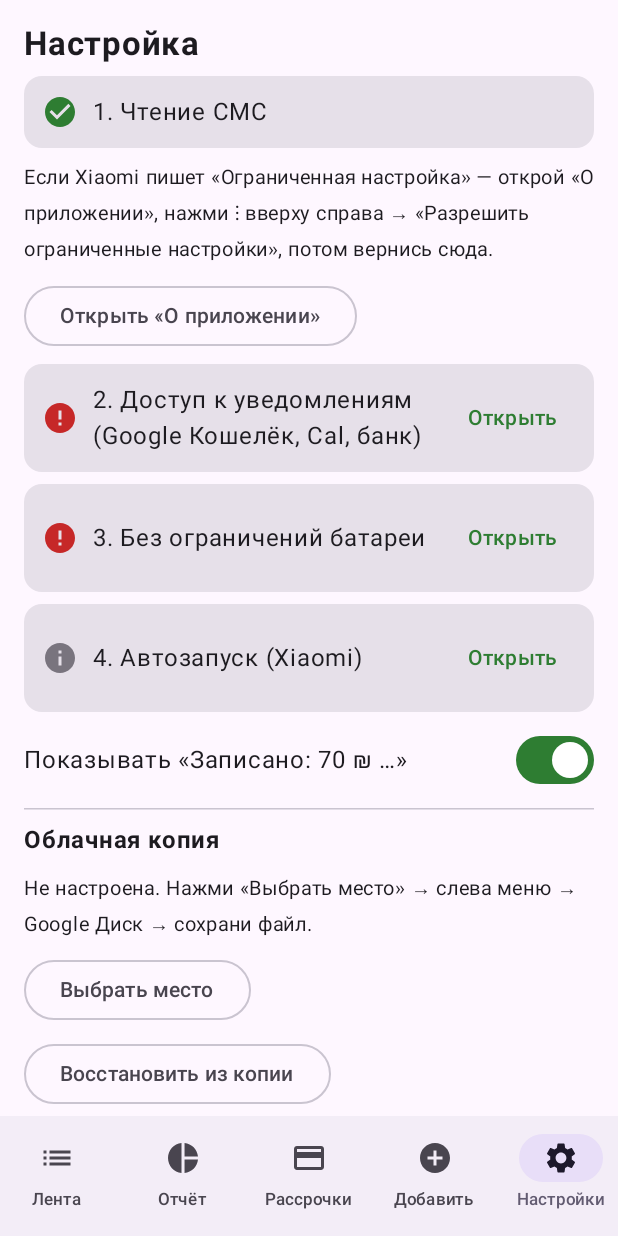
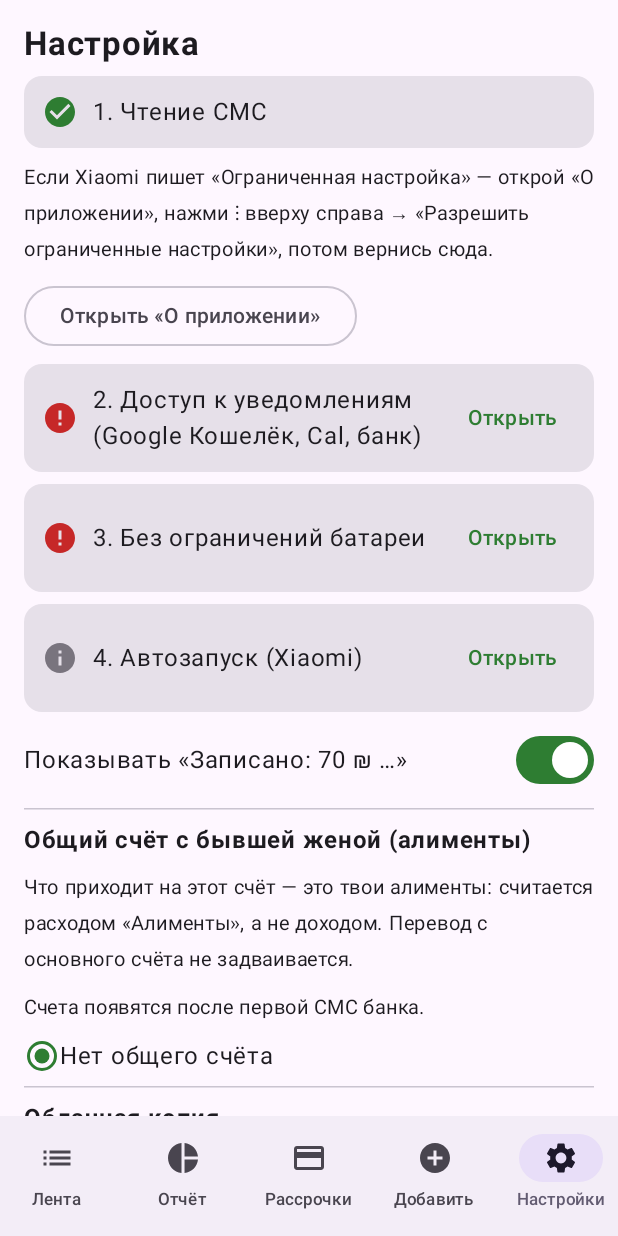
Before and after one commit to ShakhovAlexey/finance, an Android app built with Jetpack Compose: the screen it shows after launch (MainActivity), item 5 of the bottom bar chosen, on a phone screen of 412 x 824 dp. Run offline under Robolectric (Android 15) with nearby library versions, the phone set to English and light mode, and no system bars; libraries missing offline, so code that uses them is left out: com.tom_roush.pdfbox; pictures from the network do not load.

Commit message:
Алименты: поступления на общий счёт — расход «Алименты», перевод с основного счёта не задваивается; «Остаток с дохода» в Ленте; выбор общего счёта в Настройках
Co-Authored-By: Claude Opus 5.5 <noreply@anthropic.com>
Claude-Session: https://claude.ai/code/session_01AvpSdAuDHP3qvAhMHUoje3

```diff
--- a/app/src/main/java/com/shakhov/finance/Importers.kt
+++ b/app/src/main/java/com/shakhov/finance/Importers.kt
@@ -309,19 +309,46 @@ object Importers {
     }
 }
 
-/** Money moved between own accounts: a "העברה" debit on one account and an equal credit on another the same day. */
+/**
+ * Money moved between own accounts.
+ * The joint account with the ex-wife (chosen in Settings) is special: money that lands there is alimony — an expense —
+ * and the matching "העברה" debit from the main account is then just a transfer (counted once).
+ */
 object Transfers {
+    const val ALIMONY = "Алименты"
+    const val ALIMONY_RU = "Алименты (на общий счёт)"
+
+    fun joint(ctx: Context) = Prefs.get(ctx).getString("jointAccount", "") ?: ""
+
+    fun isCredit(t: Tx) = t.card.isEmpty() && (t.type == Types.INCOME || t.raw.contains("זוכה") || t.raw.contains("זיכוי") || t.category == ALIMONY)
+
     fun link(ctx: Context) {
         val db = Db.get(ctx)
-        val since = System.currentTimeMillis() - 120 * Db.DAY
-        val incomes = db.query("type=? AND ts>? AND category='Поступления'", arrayOf(Types.INCOME, since.toString()))
-        val outs = db.query("type=? AND ts>?", arrayOf(Types.EXPENSE, since.toString()))
-            .filter { it.card.isEmpty() && (it.merchant.contains("העברה") || it.raw.contains("הועבר מחשבונך")) }
-        incomes.forEach { inc ->
-            val o = outs.firstOrNull { abs(it.amount - inc.amount) < 0.005 && abs(it.ts - inc.ts) <= Db.DAY + Db.DAY / 2 && (it.account.isEmpty() || it.account != inc.account) && it.type == Types.EXPENSE }
+        val joint = joint(ctx)
+        val since = System.currentTimeMillis() - 400 * Db.DAY
+        // 1) credits to the joint account → alimony expense
+        if (joint.isNotEmpty()) db.query("account=? AND ts>? AND type IN (?,?,?)", arrayOf(joint, since.toString(), Types.INCOME, Types.TRANSFER, Types.EXPENSE))
+            .filter { isCredit(it) && it.category != "Зарплата" }
+            .forEach { it.type = Types.EXPENSE; it.category = ALIMONY; if (it.merchantRu.isEmpty() || it.merchantRu == "Перевод между счетами") it.merchantRu = ALIMONY_RU; db.update(it) }
+        // 2) the debit side of a move between own accounts
+        val outs = db.query("ts>? AND type IN (?,?)", arrayOf(since.toString(), Types.EXPENSE, Types.TRANSFER))
+            .filter { it.card.isEmpty() && it.category != ALIMONY && (it.merchant.contains("העברה") || it.raw.contains("הועבר מחשבונך")) }
+        val credits = db.query("ts>? AND card='' AND account!='' AND (category=? OR (type=? AND category='Поступления') OR category='Перевод между счетами')",
+            arrayOf(since.toString(), ALIMONY, Types.INCOME))
+        credits.forEach { c ->
+            val o = outs.firstOrNull { abs(it.amount - c.amount) < 0.005 && abs(it.ts - c.ts) <= Db.DAY + Db.DAY / 2 && it.id != c.id && (it.account.isEmpty() || it.account != c.account) }
                 ?: return@forEach
-            listOf(inc, o).forEach { it.type = Types.TRANSFER; it.category = "Перевод между счетами"; db.update(it) }
+            o.type = Types.TRANSFER; o.category = "Перевод между счетами"; db.update(o)
+            if (c.category != ALIMONY) { c.type = Types.TRANSFER; c.category = "Перевод между счетами"; db.update(c) }
         }
         db.changed()
     }
+
+    /** Accounts seen in balances or operations — for the joint-account picker. */
+    fun accounts(ctx: Context): List<String> {
+        val db = Db.get(ctx)
+        val l = db.balances().map { it.first }.toMutableSet()
+        db.readableDatabase.rawQuery("SELECT DISTINCT account FROM tx WHERE account!=''", null).use { c -> while (c.moveToNext()) l += c.getString(0) }
+        return l.filter { it != "Счёт" }.sorted()
+    }
 }
--- a/app/src/main/java/com/shakhov/finance/Ingest.kt
+++ b/app/src/main/java/com/shakhov/finance/Ingest.kt
@@ -123,7 +123,8 @@ object Ingest {
         }
         val (saved, isNew) = Db.get(ctx).addOrMerge(t)
         if (!isNew) return null
-        if (saved.type == Types.INCOME && saved.account.isNotEmpty()) Transfers.link(ctx)
+        if (saved.account.isNotEmpty() || saved.card.isEmpty()) Transfers.link(ctx)
+        Db.get(ctx).byId(saved.id)?.let { if (it.category == Transfers.ALIMONY) return "Алименты ${fmtMoney(it.amount)}" }
         if (p.installments != 0 && saved.type == Types.EXPENSE) {
             val plan = Plans.fromPurchase(ctx, saved, maxOf(0, p.installments))
             return "Рассрочка ${fmtMoney(saved.amount)} · ${plan.name}" + if (plan.count == 0) " — укажи число платежей" else ""
--- a/app/src/main/java/com/shakhov/finance/MainActivity.kt
+++ b/app/src/main/java/com/shakhov/finance/MainActivity.kt
@@ -153,8 +153,17 @@ fun FeedScreen(onEdit: (Tx) -> Unit, onUnparsed: () -> Unit) {
                 Column(Modifier.padding(14.dp)) {
                     Row { Text("Расходы", Modifier.weight(1f)); Text(fmtMoney(expenseTotal(list)), color = Red, fontWeight = FontWeight.Bold) }
                     Row { Text("Доходы", Modifier.weight(1f)); Text(fmtMoney(incomeTotal(list)), color = Green, fontWeight = FontWeight.Bold) }
+                    val inc = incomeTotal(list); val rest = inc - expenseTotal(list)
+                    HorizontalDivider(Modifier.padding(vertical = 4.dp))
+                    Row {
+                        Text("Остаток с дохода", Modifier.weight(1f), fontWeight = FontWeight.SemiBold)
+                        Text((if (rest < 0) "−" else "") + fmtMoney(kotlin.math.abs(rest)), color = if (rest < 0) Red else Green, fontWeight = FontWeight.Bold)
+                    }
+                    if (inc > 0) Text("потрачено ${Math.round(expenseTotal(list) * 100 / inc)}% дохода", fontSize = 12.sp, color = MaterialTheme.colorScheme.outline)
+                    if (balances.isNotEmpty()) Spacer(Modifier.height(4.dp))
                     balances.forEach { (acc, amt, ts) ->
-                        Row { Text("Счёт $acc · ${fmtDate(ts, "d.MM")}", Modifier.weight(1f), fontSize = 13.sp); Text(fmtMoney(amt), fontSize = 13.sp) }
+                        val jointMark = if (acc == Transfers.joint(ctx)) " (общий)" else ""
+                        Row { Text("Счёт $acc$jointMark · ${fmtDate(ts, "d.MM")}", Modifier.weight(1f), fontSize = 13.sp); Text(fmtMoney(amt), fontSize = 13.sp) }
                     }
                 }
             }
@@ -480,6 +489,24 @@ fun SetupScreen() {
             })
         }
         HorizontalDivider()
+        Text("Общий счёт с бывшей женой (алименты)", fontWeight = FontWeight.Bold)
+        Text("Что приходит на этот счёт — это твои алименты: считается расходом «Алименты», а не доходом. Перевод с основного счёта не задваивается.", fontSize = 13.sp)
+        val accounts = remember(v) { Transfers.accounts(ctx) }
+        var joint by remember { mutableStateOf(Transfers.joint(ctx)) }
+        if (accounts.isEmpty()) Text("Счета появятся после первой СМС банка.", fontSize = 13.sp)
+        (listOf("") + accounts).forEach { acc ->
+            Row(Modifier.fillMaxWidth().clickable {
+                joint = acc; prefs.edit().putString("jointAccount", acc).apply()
+                // un-mark old alimony if the account was switched off
+                if (acc.isEmpty()) Db.get(ctx).query("category=?", arrayOf(Transfers.ALIMONY)).filter { it.account.isNotEmpty() }
+                    .forEach { it.type = Types.TRANSFER; it.category = "Перевод между счетами"; Db.get(ctx).update(it) }
+                Transfers.link(ctx); Backup.schedule(ctx)
+            }, verticalAlignment = Alignment.CenterVertically) {
+                RadioButton(joint == acc, null)
+                Text(if (acc.isEmpty()) "Нет общего счёта" else "Счёт $acc")
+            }
+        }
+        HorizontalDivider()
         Text("Облачная копия", fontWeight = FontWeight.Bold)
         val bu = remember(tick, v) { Backup.uri(ctx) }
         val at = remember(tick, v) { prefs.getLong("backupAt", 0) }
--- a/app/src/main/java/com/shakhov/finance/Model.kt
+++ b/app/src/main/java/com/shakhov/finance/Model.kt
@@ -67,7 +67,7 @@ object Cats {
     val expense = listOf(
         "Продукты", "Кафе и рестораны", "Покупки онлайн", "Подписки", "Транспорт и авто",
         "Дом и счета", "Здоровье", "Дети", "Концерты", "Табак", "Алкоголь", "Хозтовары",
-        "Гигиена", "Одежда", "Наличные", "Другое"
+        "Гигиена", "Одежда", "Алименты", "Наличные", "Другое"
     )
     val income = listOf("Зарплата", "Поступления", "Возврат")
     val transfer = listOf("Погашение карты", "Перевод между счетами")
--- a/app/src/main/java/com/shakhov/finance/Util.kt
+++ b/app/src/main/java/com/shakhov/finance/Util.kt
@@ -72,6 +72,7 @@ object Migrate {
             db.changed()
         }
         if (!p.getBoolean("repair_v7", false)) { Repair.run(ctx); p.edit().putBoolean("repair_v7", true).apply() }
+        Transfers.link(ctx)
         if (!p.getBoolean("max_v8", false)) {
             val db = Db.get(ctx)
             db.query("type IN (?,?)", arrayOf(Types.TRANSFER, Types.EXPENSE)).filter { Max.isMax(it.merchant) || (it.card.isEmpty() && Max.isMax(it.raw)) }
```
Also changed, not shown: 1 other file.
